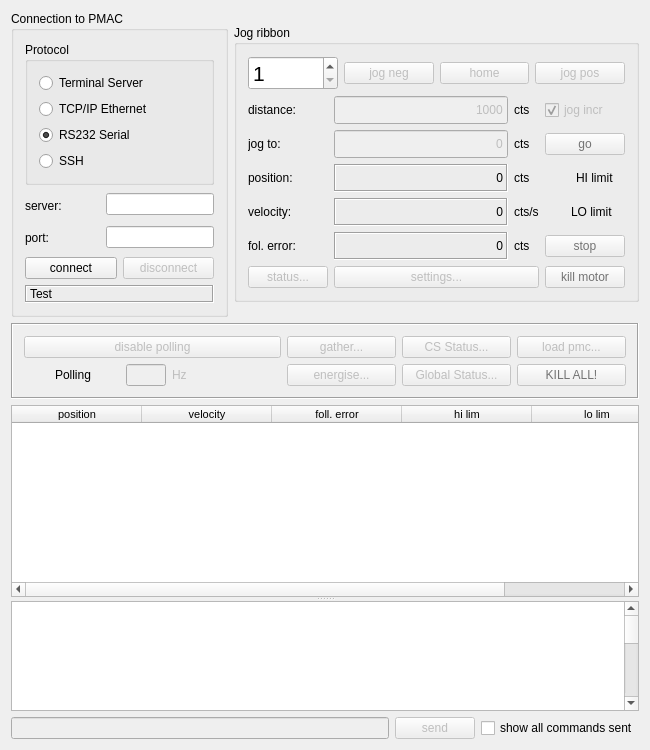
First picture: the form in dls_pmaccontrol/formControl.ui, repository DiamondLightSource/dls-pmac-control, before the edit.
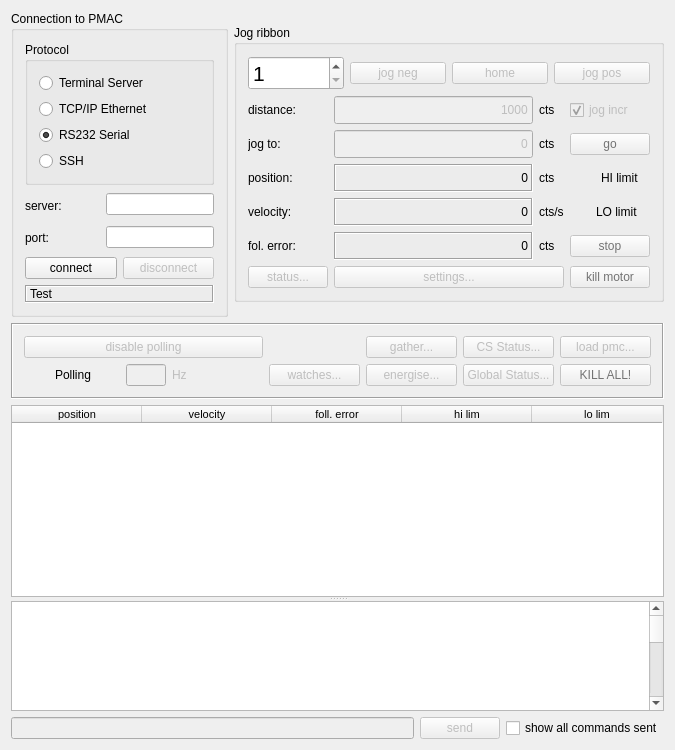
Second picture: the form after the edit. Icons and pictures are not drawn.

Commit message: Polling in watch window

Diff of the .ui file:
```diff
--- a/dls_pmaccontrol/formControl.ui
+++ b/dls_pmaccontrol/formControl.ui
@@ -6,7 +6,7 @@
    <rect>
     <x>0</x>
     <y>0</y>
-    <width>650</width>
+    <width>675</width>
     <height>750</height>
    </rect>
   </property>
@@ -553,226 +553,6 @@
       </layout>
      </widget>
     </item>
-    <item row="1" column="0" colspan="2">
-     <widget class="QFrame" name="frame3">
-      <property name="sizePolicy">
-       <sizepolicy hsizetype="Preferred" vsizetype="Fixed">
-        <horstretch>0</horstretch>
-        <verstretch>0</verstretch>
-       </sizepolicy>
-      </property>
-      <property name="frameShape">
-       <enum>QFrame::Box</enum>
-      </property>
-      <property name="frameShadow">
-       <enum>QFrame::Sunken</enum>
-      </property>
-      <layout class="QGridLayout" name="gridLayout_4">
-       <item row="0" column="0" colspan="4">
-        <widget class="QPushButton" name="btnPollingStatus">
-         <property name="enabled">
-          <bool>false</bool>
-         </property>
-         <property name="text">
-          <string>disable polling</string>
-         </property>
-         <property name="checkable">
-          <bool>false</bool>
-         </property>
-        </widget>
-       </item>
-       <item row="0" column="4">
-        <widget class="QPushButton" name="btnGather">
-         <property name="enabled">
-          <bool>false</bool>
-         </property>
-         <property name="text">
-          <string>gather...</string>
-         </property>
-        </widget>
-       </item>
-       <item row="0" column="5">
-        <widget class="QPushButton" name="btnCSStatus">
-         <property name="enabled">
-          <bool>false</bool>
-         </property>
-         <property name="text">
-          <string>CS Status...</string>
-         </property>
-        </widget>
-       </item>
-       <item row="0" column="6">
-        <widget class="QPushButton" name="btnLoadFile">
-         <property name="enabled">
-          <bool>false</bool>
-         </property>
-         <property name="text">
-          <string>load pmc...</string>
-         </property>
-        </widget>
-       </item>
-       <item row="1" column="0">
-        <widget class="QLabel" name="pixPolling">
-         <property name="maximumSize">
-          <size>
-           <width>25</width>
-           <height>25</height>
-          </size>
-         </property>
-         <property name="pixmap">
-          <pixmap>greenLedOff.png</pixmap>
-         </property>
-         <property name="wordWrap">
-          <bool>false</bool>
-         </property>
-        </widget>
-       </item>
-       <item row="1" column="4">
-        <widget class="QPushButton" name="btnEnergise">
-         <property name="enabled">
-          <bool>false</bool>
-         </property>
-         <property name="text">
-          <string>energise...</string>
-         </property>
-        </widget>
-       </item>
-       <item row="1" column="5">
-        <widget class="QPushButton" name="btnGlobalStatus">
-         <property name="enabled">
-          <bool>false</bool>
-         </property>
-         <property name="text">
-          <string>Global Status...</string>
-         </property>
-        </widget>
-       </item>
-       <item row="1" column="6">
-        <widget class="QPushButton" name="btnKillAll">
-         <property name="enabled">
-          <bool>false</bool>
-         </property>
-         <property name="sizePolicy">
-          <sizepolicy hsizetype="Minimum" vsizetype="Minimum">
-           <horstretch>0</horstretch>
-           <verstretch>0</verstretch>
-          </sizepolicy>
-         </property>
-         <property name="palette">
-          <palette>
-           <active>
-            <colorrole role="ButtonText">
-             <brush brushstyle="SolidPattern">
-              <color alpha="255">
-               <red>232</red>
-               <green>0</green>
-               <blue>3</blue>
-              </color>
-             </brush>
-            </colorrole>
-           </active>
-           <inactive>
-            <colorrole role="ButtonText">
-             <brush brushstyle="SolidPattern">
-              <color alpha="255">
-               <red>232</red>
-               <green>0</green>
-               <blue>3</blue>
-              </color>
-             </brush>
-            </colorrole>
-           </inactive>
-           <disabled>
-            <colorrole role="ButtonText">
-             <brush brushstyle="SolidPattern">
-              <color alpha="255">
-               <red>115</red>
-               <green>115</green>
-               <blue>115</blue>
-              </color>
-             </brush>
-            </colorrole>
-           </disabled>
-          </palette>
-         </property>
-         <property name="toolTip">
-          <string>Kill All (CTRL-K) motion by opening servo loops and setting zero velocity</string>
-         </property>
-         <property name="text">
-          <string>KILL ALL!</string>
-         </property>
-        </widget>
-       </item>
-       <item row="1" column="1">
-        <widget class="QLabel" name="lblPolling">
-         <property name="maximumSize">
-          <size>
-           <width>65</width>
-           <height>27</height>
-          </size>
-         </property>
-         <property name="text">
-          <string>Polling</string>
-         </property>
-         <property name="wordWrap">
-          <bool>false</bool>
-         </property>
-        </widget>
-       </item>
-       <item row="1" column="2">
-        <widget class="QLineEdit" name="lnePollRate">
-         <property name="enabled">
-          <bool>false</bool>
-         </property>
-         <property name="maximumSize">
-          <size>
-           <width>40</width>
-           <height>27</height>
-          </size>
-         </property>
-        </widget>
-       </item>
-       <item row="1" column="3">
-        <widget class="QLabel" name="lblPollRate">
-         <property name="enabled">
-          <bool>false</bool>
-         </property>
-         <property name="text">
-          <string>Hz</string>
-         </property>
-        </widget>
-       </item>
-      </layout>
-     </widget>
-    </item>
-    <item row="3" column="0" colspan="2">
-     <layout class="QHBoxLayout">
-      <item>
-       <widget class="QLineEdit" name="lneSend">
-        <property name="enabled">
-         <bool>false</bool>
-        </property>
-       </widget>
-      </item>
-      <item>
-       <widget class="QPushButton" name="btnSend">
-        <property name="enabled">
-         <bool>false</bool>
-        </property>
-        <property name="text">
-         <string>send</string>
-        </property>
-       </widget>
-      </item>
-      <item>
-       <widget class="QCheckBox" name="chkShowAll">
-        <property name="text">
-         <string>show all commands sent</string>
-        </property>
-       </widget>
-      </item>
-     </layout>
-    </item>
     <item row="0" column="0">
      <widget class="QGroupBox" name="groupBox1">
       <property name="sizePolicy">
@@ -967,7 +747,237 @@
       </layout>
      </widget>
     </item>
+    <item row="4" column="0" colspan="2">
+     <layout class="QHBoxLayout">
+      <item>
+       <widget class="QLineEdit" name="lneSend">
+        <property name="enabled">
+         <bool>false</bool>
+        </property>
+       </widget>
+      </item>
+      <item>
+       <widget class="QPushButton" name="btnSend">
+        <property name="enabled">
+         <bool>false</bool>
+        </property>
+        <property name="text">
+         <string>send</string>
+        </property>
+       </widget>
+      </item>
+      <item>
+       <widget class="QCheckBox" name="chkShowAll">
+        <property name="text">
+         <string>show all commands sent</string>
+        </property>
+       </widget>
+      </item>
+     </layout>
+    </item>
     <item row="2" column="0" colspan="2">
+     <widget class="QFrame" name="frame3">
+      <property name="sizePolicy">
+       <sizepolicy hsizetype="Preferred" vsizetype="Fixed">
+        <horstretch>0</horstretch>
+        <verstretch>0</verstretch>
+       </sizepolicy>
+      </property>
+      <property name="frameShape">
+       <enum>QFrame::Box</enum>
+      </property>
+      <property name="frameShadow">
+       <enum>QFrame::Sunken</enum>
+      </property>
+      <layout class="QGridLayout" name="gridLayout_4">
+       <item row="2" column="5">
+        <widget class="QPushButton" name="btnEnergise">
+         <property name="enabled">
+          <bool>false</bool>
+         </property>
+         <property name="text">
+          <string>energise...</string>
+         </property>
+        </widget>
+       </item>
+       <item row="0" column="6">
+        <widget class="QPushButton" name="btnCSStatus">
+         <property name="enabled">
+          <bool>false</bool>
+         </property>
+         <property name="text">
+          <string>CS Status...</string>
+         </property>
+        </widget>
+       </item>
+       <item row="2" column="1">
+        <widget class="QLabel" name="lblPolling">
+         <property name="maximumSize">
+          <size>
+           <width>65</width>
+           <height>27</height>
+          </size>
+         </property>
+         <property name="text">
+          <string>Polling</string>
+         </property>
+         <property name="wordWrap">
+          <bool>false</bool>
+         </property>
+        </widget>
+       </item>
+       <item row="2" column="2">
+        <widget class="QLineEdit" name="lnePollRate">
+         <property name="enabled">
+          <bool>false</bool>
+         </property>
+         <property name="maximumSize">
+          <size>
+           <width>40</width>
+           <height>27</height>
+          </size>
+         </property>
+        </widget>
+       </item>
+       <item row="2" column="0">
+        <widget class="QLabel" name="pixPolling">
+         <property name="maximumSize">
+          <size>
+           <width>25</width>
+           <height>25</height>
+          </size>
+         </property>
+         <property name="pixmap">
+          <pixmap>greenLedOff.png</pixmap>
+         </property>
+         <property name="wordWrap">
+          <bool>false</bool>
+         </property>
+        </widget>
+       </item>
+       <item row="2" column="3">
+        <widget class="QLabel" name="lblPollRate">
+         <property name="enabled">
+          <bool>false</bool>
+         </property>
+         <property name="text">
+          <string>Hz</string>
+         </property>
+        </widget>
+       </item>
+       <item row="2" column="6">
+        <widget class="QPushButton" name="btnGlobalStatus">
+         <property name="enabled">
+          <bool>false</bool>
+         </property>
+         <property name="text">
+          <string>Global Status...</string>
+         </property>
+        </widget>
+       </item>
+       <item row="2" column="7">
+        <widget class="QPushButton" name="btnKillAll">
+         <property name="enabled">
+          <bool>false</bool>
+         </property>
+         <property name="sizePolicy">
+          <sizepolicy hsizetype="Minimum" vsizetype="Minimum">
+           <horstretch>0</horstretch>
+           <verstretch>0</verstretch>
+          </sizepolicy>
+         </property>
+         <property name="palette">
+          <palette>
+           <active>
+            <colorrole role="ButtonText">
+             <brush brushstyle="SolidPattern">
+              <color alpha="255">
+               <red>232</red>
+               <green>0</green>
+               <blue>3</blue>
+              </color>
+             </brush>
+            </colorrole>
+           </active>
+           <inactive>
+            <colorrole role="ButtonText">
+             <brush brushstyle="SolidPattern">
+              <color alpha="255">
+               <red>232</red>
+               <green>0</green>
+               <blue>3</blue>
+              </color>
+             </brush>
+            </colorrole>
+           </inactive>
+           <disabled>
+            <colorrole role="ButtonText">
+             <brush brushstyle="SolidPattern">
+              <color alpha="255">
+               <red>115</red>
+               <green>115</green>
+               <blue>115</blue>
+              </color>
+             </brush>
+            </colorrole>
+           </disabled>
+          </palette>
+         </property>
+         <property name="toolTip">
+          <string>Kill All (CTRL-K) motion by opening servo loops and setting zero velocity</string>
+         </property>
+         <property name="text">
+          <string>KILL ALL!</string>
+         </property>
+        </widget>
+       </item>
+       <item row="0" column="7">
+        <widget class="QPushButton" name="btnLoadFile">
+         <property name="enabled">
+          <bool>false</bool>
+         </property>
+         <property name="text">
+          <string>load pmc...</string>
+         </property>
+        </widget>
+       </item>
+       <item row="0" column="0" colspan="4">
+        <widget class="QPushButton" name="btnPollingStatus">
+         <property name="enabled">
+          <bool>false</bool>
+         </property>
+         <property name="text">
+          <string>disable polling</string>
+         </property>
+         <property name="checkable">
+          <bool>false</bool>
+         </property>
+        </widget>
+       </item>
+       <item row="0" column="5">
+        <widget class="QPushButton" name="btnGather">
+         <property name="enabled">
+          <bool>false</bool>
+         </property>
+         <property name="text">
+          <string>gather...</string>
+         </property>
+        </widget>
+       </item>
+       <item row="2" column="4">
+        <widget class="QPushButton" name="btnWatches">
+         <property name="enabled">
+          <bool>false</bool>
+         </property>
+         <property name="text">
+          <string>watches...</string>
+         </property>
+        </widget>
+       </item>
+      </layout>
+     </widget>
+    </item>
+    <item row="3" column="0" colspan="2">
      <widget class="QSplitter" name="splitter">
       <property name="sizePolicy">
        <sizepolicy hsizetype="Preferred" vsizetype="Expanding">
@@ -1082,6 +1092,7 @@
 &lt;p style=&quot;-qt-paragraph-type:empty; margin-top:0px; margin-bottom:0px; margin-left:0px; margin-right:0px; -qt-block-indent:0; text-indent:0px;&quot;&gt;&lt;br /&gt;&lt;/p&gt;
 &lt;p style=&quot;-qt-paragraph-type:empty; margin-top:0px; margin-bottom:0px; margin-left:0px; margin-right:0px; -qt-block-indent:0; text-indent:0px;&quot;&gt;&lt;br /&gt;&lt;/p&gt;
 &lt;p style=&quot;-qt-paragraph-type:empty; margin-top:0px; margin-bottom:0px; margin-left:0px; margin-right:0px; -qt-block-indent:0; text-indent:0px;&quot;&gt;&lt;br /&gt;&lt;/p&gt;
+&lt;p style=&quot;-qt-paragraph-type:empty; margin-top:0px; margin-bottom:0px; margin-left:0px; margin-right:0px; -qt-block-indent:0; text-indent:0px;&quot;&gt;&lt;br /&gt;&lt;/p&gt;
 &lt;p style=&quot; margin-top:0px; margin-bottom:0px; margin-left:0px; margin-right:0px; -qt-block-indent:0; text-indent:0px;&quot;&gt;&lt;br /&gt;&lt;/p&gt;
 &lt;p style=&quot;-qt-paragraph-type:empty; margin-top:0px; margin-bottom:0px; margin-left:0px; margin-right:0px; -qt-block-indent:0; text-indent:0px; font-size:10pt;&quot;&gt;&lt;br /&gt;&lt;/p&gt;
 &lt;p style=&quot; margin-top:0px; margin-bottom:0px; margin-left:0px; margin-right:0px; -qt-block-indent:0; text-indent:0px;&quot;&gt;&lt;span style=&quot; font-size:10pt;&quot;&gt;&lt;br /&gt;&lt;/span&gt;&lt;/p&gt;
```
Left out of the diff: 16 changed lines with no effect on the pictures. The commit also changes 12 other files.
